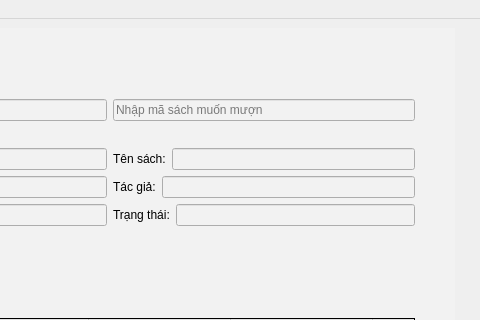
DTTaze/Qt-Library-Management, file librarymanage/librarymanagementsystem.ui: the form before one commit; both pictures show x 565 to 1045 and y 0 to 320 of the 1045 by 754 pixel window.
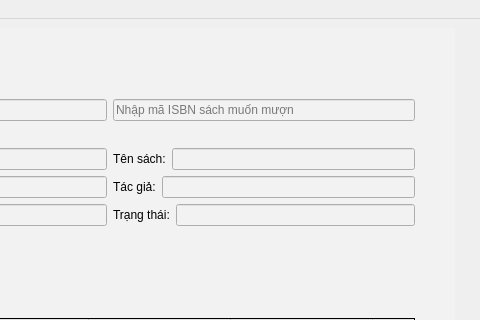
The form after the commit. The open tabs and pages were chosen to show the change. Icons and pictures are not drawn.

What changed in the file:
```diff
--- a/librarymanage/librarymanagementsystem.ui
+++ b/librarymanage/librarymanagementsystem.ui
@@ -1282,7 +1282,7 @@
                <item>
                 <widget class="QLineEdit" name="lineEdit_maSach">
                  <property name="placeholderText">
-                  <string>Nhập mã sách muốn mượn</string>
+                  <string>Nhập mã ISBN sách muốn mượn</string>
                  </property>
                 </widget>
                </item>
```
Left out of the diff: 2 changed lines with no effect on the pictures.
